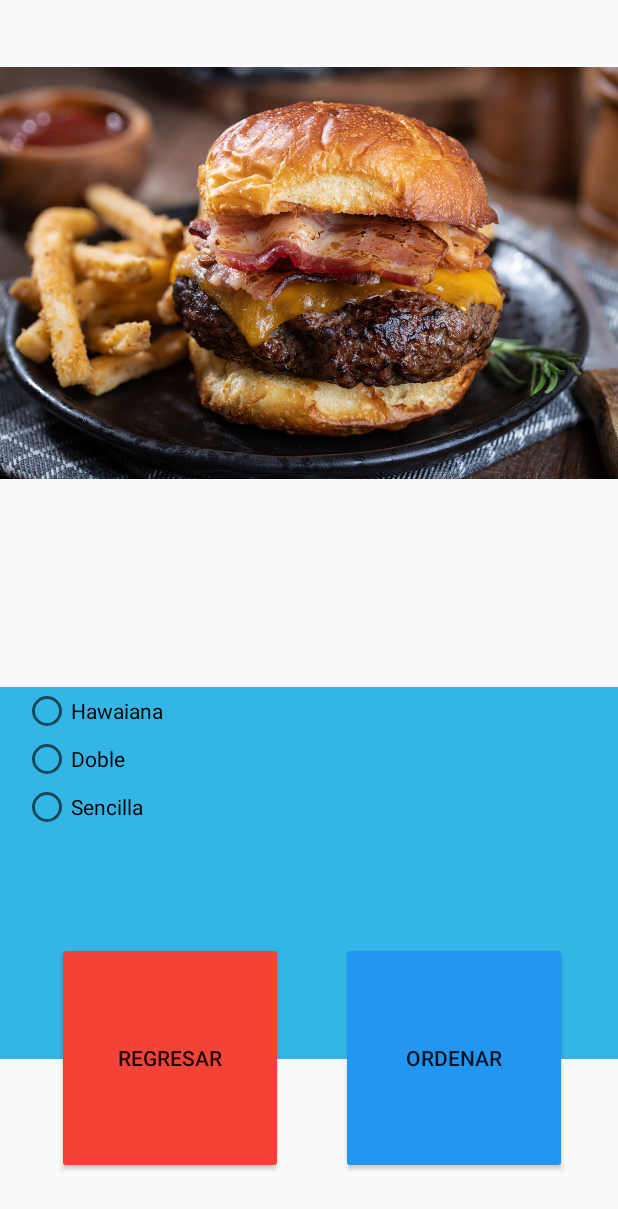
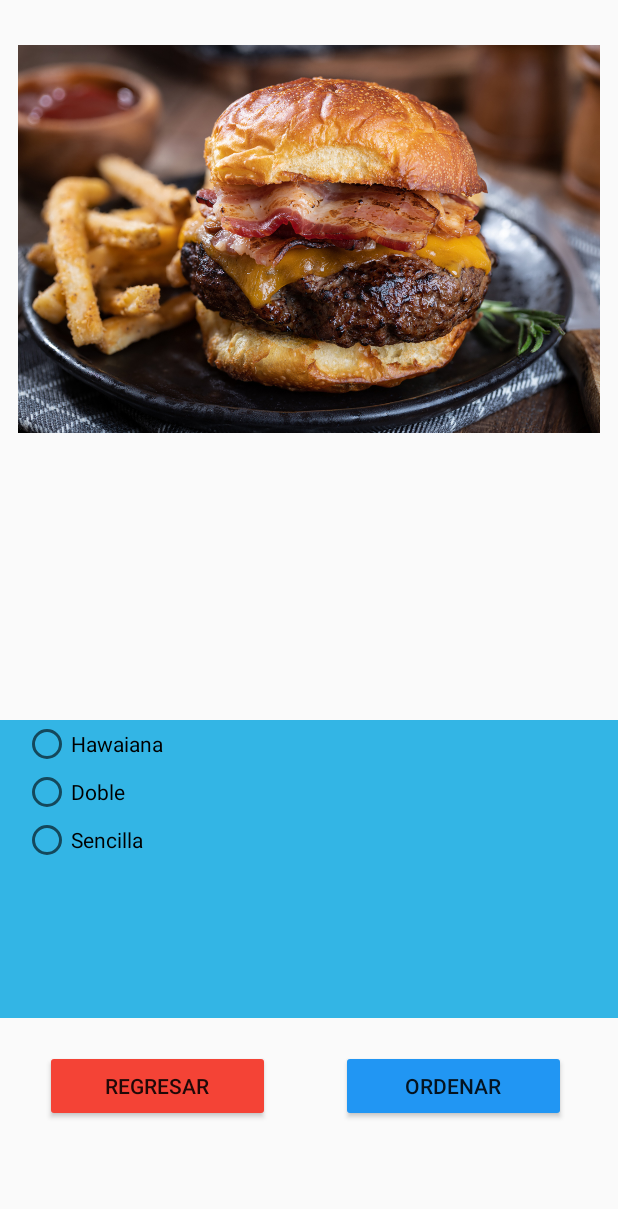
Before and after one commit to mapoy62/DDDAMTeam, an Android app: the layout personalized_order_layout.xml on its own in the app's theme, with its tools: preview values and no code run, on a phone screen of 412 x 824 dp. Shown: the top 1209 px of the screen. Run offline under Robolectric (Android 15) with nearby library versions, the phone set to English and light mode, and no system bars.

Commit message:
Update project with Layouts activity

```diff
--- a/app/src/main/java/com/erha/androidbasic12/ejerciciosclase/ejercicio2/componentesgraficos/list/ItemAdapter.kt
+++ b/app/src/main/java/com/erha/androidbasic12/ejerciciosclase/ejercicio2/actividad/list/ItemAdapter.kt
@@ -1,4 +1,4 @@
-package com.erha.androidbasic12.ejerciciosclase.ejercicio2.componentesgraficos.list
+package com.erha.androidbasic12.ejerciciosclase.ejercicio2.actividad.list
 
 import android.view.LayoutInflater
 import android.view.View
--- /dev/null
+++ b/app/src/main/java/com/erha/androidbasic12/ejerciciosclase/ejercicio2/actividad/list/ItemEntity.kt
@@ -0,0 +1,6 @@
+package com.erha.androidbasic12.ejerciciosclase.ejercicio2.actividad.list
+
+data class ItemEntity(
+    val description:String,
+    val price: Int
+)
--- a/app/src/main/java/com/erha/androidbasic12/ejerciciosclase/ejercicio2/componentesgraficos/list/ItemEntity.kt
+++ /dev/null
@@ -1,6 +0,0 @@
-package com.erha.androidbasic12.ejerciciosclase.ejercicio2.componentesgraficos.list
-
-data class ItemEntity(
-    val description:String,
-    val price: Int
-)
--- a/app/src/main/res/layout/activity_navegacion.xml
+++ b/app/src/main/res/layout/activity_navegacion.xml
@@ -19,7 +19,7 @@
         app:layout_constraintTop_toTopOf="parent" />
 
     <Button
-        android:id="@+id/btnPeronalizacion"
+        android:id="@+id/btnPersonalizacion"
         android:layout_width="wrap_content"
         android:layout_height="wrap_content"
         android:layout_marginTop="240dp"
@@ -35,6 +35,6 @@
         android:textSize="18dp"
         android:layout_marginTop="10dp"
         android:layout_marginHorizontal="10dp"
-        android:text="Esta es la actividad 1 de Ciclos de Vida. Con los botones se puede mover a los otros 2 ejercicios" />
+        android:text="Esta es la actividad de navegación de Layouts :)" />
 
 </androidx.constraintlayout.widget.ConstraintLayout>
--- a/app/src/main/res/layout/personalized_order_layout.xml
+++ b/app/src/main/res/layout/personalized_order_layout.xml
@@ -13,9 +13,10 @@
         android:layout_alignParentTop="true"
         android:layout_alignParentEnd="true"
         android:layout_alignParentBottom="true"
-        android:layout_marginTop="42dp"
-        android:layout_marginBottom="502dp"
-        tools:srcCompat="@drawable/promocion_burguers" />
+        android:layout_marginTop="20dp"
+        android:layout_marginBottom="525dp"
+        android:padding="10dp"
+        android:src="@drawable/promocion_burguers" />
 
     <androidx.recyclerview.widget.RecyclerView
         android:id="@+id/rvFoodElements"
@@ -26,18 +27,20 @@
         android:layout_alignParentEnd="true"
         android:layout_alignParentBottom="true"
         android:layout_marginTop="204dp"
-        android:layout_marginBottom="288dp" />
+        android:layout_marginBottom="288dp"
+        android:paddingTop="20dp"/>
 
     <RadioGroup
         android:id="@+id/rgBurguerTypes"
         android:layout_width="wrap_content"
-        android:layout_height="155dp"
+        android:layout_height="wrap_content"
         android:layout_alignParentStart="true"
         android:layout_alignParentTop="true"
         android:layout_alignParentEnd="true"
         android:layout_alignParentBottom="true"
-        android:layout_marginTop="458dp"
-        android:layout_marginBottom="118dp"
+        android:layout_marginTop="480dp"
+        android:layout_marginBottom="145dp"
+        android:layout_alignTop="@+id/rvFoodElements"
         android:background="@android:color/holo_blue_light"
         android:paddingLeft="15dp">
 
@@ -65,14 +68,11 @@
         android:layout_width="150dp"
         android:layout_height="wrap_content"
         android:layout_alignParentStart="true"
-        android:layout_alignParentTop="true"
-        android:layout_alignParentEnd="true"
-        android:layout_alignParentBottom="true"
-        android:layout_marginStart="38dp"
-        android:layout_marginTop="628dp"
-        android:layout_marginEnd="223dp"
-        android:layout_marginBottom="41dp"
+        android:layout_marginStart="30dp"
+        android:layout_marginTop="220dp"
+        android:layout_marginBottom="10dp"
         android:text="Regresar"
+        android:layout_alignTop="@+id/rgBurguerTypes"
         android:backgroundTint="#F44336"
         />
 
@@ -81,14 +81,12 @@
         android:layout_width="150dp"
         android:layout_height="wrap_content"
         android:layout_alignParentStart="true"
-        android:layout_alignParentTop="true"
-        android:layout_alignParentEnd="true"
-        android:layout_alignParentBottom="true"
+        android:layout_marginTop="220dp"
+        android:layout_marginBottom="10dp"
+        android:backgroundTint="#2196F3"
         android:layout_marginStart="227dp"
-        android:layout_marginTop="628dp"
         android:layout_marginEnd="34dp"
-        android:layout_marginBottom="41dp"
-        android:backgroundTint="#2196F3"
+        android:layout_alignTop="@+id/rgBurguerTypes"
         android:text="Ordenar" />
 
 
```
Also changed, not shown: app/src/main/AndroidManifest.xml (+10 -13 lines), app/src/main/java/com/erha/androidbasic12/ejerciciosclase/ejercicio2/actividad/NavegacionActivity.kt (+20 -2 lines), app/src/main/java/com/erha/androidbasic12/ejerciciosclase/ejercicio2/actividad/PersonalizacionActivity.kt (deleted, +0 -21 lines), app/src/main/java/com/erha/androidbasic12/ejerciciosclase/ejercicio2/actividad/PersonalizedOrderActivity.kt (renamed from app/src/main/java/com/erha/androidbasic12/ejerciciosclase/ejercicio2/componentesgraficos/PersonalizedOrderActivity.kt, +3 -8 lines).
